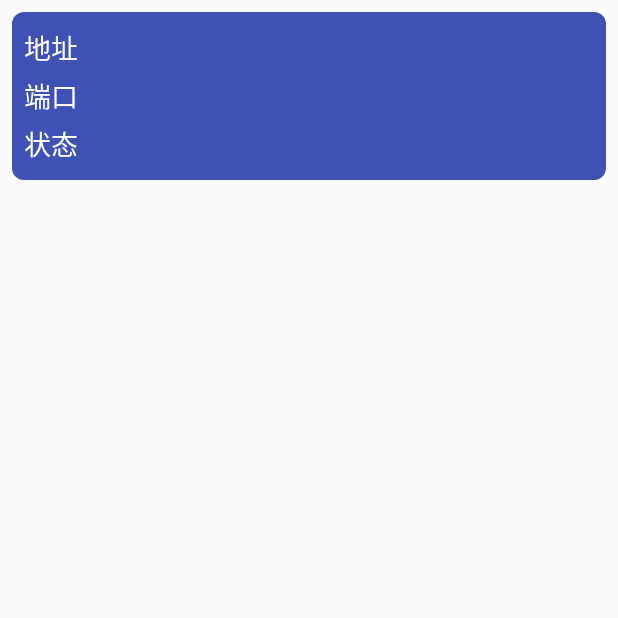
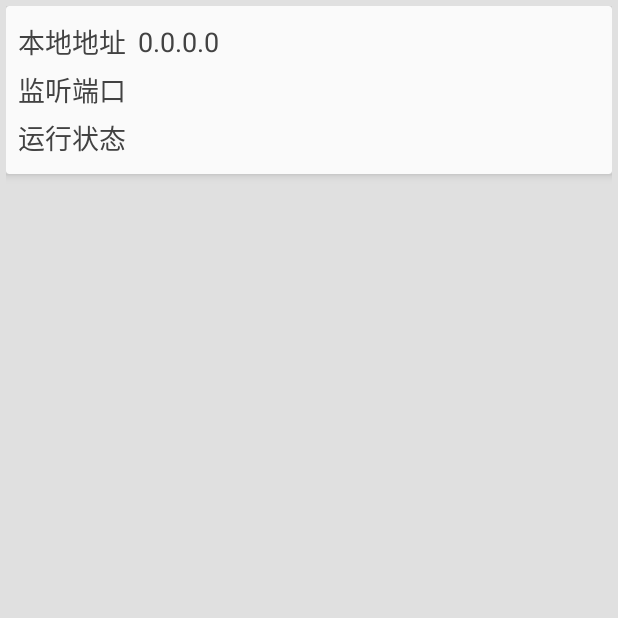
Before and after one commit to galaxy-captain/AndroidServer, an Android app: the screen it shows after launch (MainActivity), on a phone screen of 412 x 824 dp, the top half of it. Run offline under Robolectric (Android 15) with nearby library versions, the phone set to English and light mode, and no system bars; 2 statements that could not run were skipped.

Commit message:
优化页面

```diff
--- a/app/src/main/java/org/galaxy/microserver/server/MicroServer.java
+++ b/app/src/main/java/org/galaxy/microserver/server/MicroServer.java
@@ -170,6 +170,9 @@ public class MicroServer {
             // 判断连接是否正常
             if (socket != null && socket.isConnected()) {
 
+                socket.setKeepAlive(true);
+                socket.setOOBInline(false);
+
                 // 客户端 - 名字
                 String name = socket.getInetAddress().getHostName();
                 // 客户端 - IP地址
--- a/app/src/main/java/org/galaxy/microserver/ui/ConnectionGridAdapter.java
+++ b/app/src/main/java/org/galaxy/microserver/ui/ConnectionGridAdapter.java
@@ -53,6 +53,8 @@ public class ConnectionGridAdapter extends BaseAdapter {
             convertView = LayoutInflater.from(mContext).inflate(R.layout.item_connection, parent, false);
 
             holder.nameTv = (TextView) convertView.findViewById(R.id.item_connection_name_tv);
+            holder.ipTv = (TextView) convertView.findViewById(R.id.item_connection_ip_tv);
+            holder.portTv = (TextView) convertView.findViewById(R.id.item_connection_port_tv);
 
             convertView.setTag(holder);
         } else {
@@ -62,6 +64,8 @@ public class ConnectionGridAdapter extends BaseAdapter {
         MicroConnection connection = list.get(position);
 
         holder.nameTv.setText(connection.getName());
+        holder.ipTv.setText(connection.getIP());
+        holder.portTv.setText(String.valueOf(connection.getPort()));
 
         return convertView;
     }
@@ -89,6 +93,8 @@ public class ConnectionGridAdapter extends BaseAdapter {
 
     class Holder {
         TextView nameTv;
+        TextView ipTv;
+        TextView portTv;
     }
 
 }
--- a/app/src/main/java/org/galaxy/microserver/ui/MainActivity.java
+++ b/app/src/main/java/org/galaxy/microserver/ui/MainActivity.java
@@ -16,7 +16,7 @@ import org.galaxy.microserver.server.ServerState;
 import org.galaxy.microserver.server.callback.ConnectionListener;
 import org.galaxy.microserver.service.ServerService;
 import org.galaxy.microserver.service.ServerServiceConnection;
-import org.galaxy.microserver.service.manager.SocketManager;
+import org.galaxy.microserver.utils.NetworkUtils;
 
 /**
  * Created by OoO on 2017/1/21.
@@ -87,6 +87,8 @@ public class MainActivity extends AppCompatActivity {
         mAdapter = new ConnectionGridAdapter(this);
         vConnection.setAdapter(mAdapter);
 
+        vLocalAddress.setText(NetworkUtils.localAddress(this));
+
     }
 
     @Override
@@ -111,13 +113,13 @@ public class MainActivity extends AppCompatActivity {
         unbind();
     }
 
-    public void addListener(){
+    public void addListener() {
 
         try {
             mConnection.setConnectionListener(mListener);
         } catch (NullPointerException e) {
 
-            new Thread(){
+            new Thread() {
                 @Override
                 public void run() {
                     try {
@@ -145,7 +147,6 @@ public class MainActivity extends AppCompatActivity {
     private void refreshState(ServerState state) {
         vLocalAddress.setText(state.getLocalAddress());
         vPort.setText(state.getPort() + "");
-        vServerState.setText(state.isRunning() ? SUCCESS : CLOSE);
     }
 
 }
--- a/app/src/main/res/layout/activity_main.xml
+++ b/app/src/main/res/layout/activity_main.xml
@@ -1,14 +1,22 @@
 <?xml version="1.0" encoding="utf-8"?>
 <LinearLayout xmlns:android="http://schemas.android.com/apk/res/android"
+    xmlns:app="http://schemas.android.com/apk/res-auto"
     android:layout_width="match_parent"
     android:layout_height="match_parent"
+    android:background="@color/md_grey_300"
     android:orientation="vertical"
-    android:padding="8dp">
+    android:padding="4dp">
+
+    <android.support.v7.widget.CardView
+        android:layout_width="match_parent"
+        android:layout_height="wrap_content"
+        app:cardBackgroundColor="@color/md_grey_50"
+        app:cardCornerRadius="2dp"
+        app:cardElevation="4dp">
 
         <LinearLayout
             android:layout_width="match_parent"
             android:layout_height="wrap_content"
-        android:background="@drawable/radius_blue"
             android:orientation="vertical"
             android:padding="8dp">
 
@@ -19,22 +27,18 @@
                 android:orientation="horizontal">
 
                 <TextView
+                    style="@style/BlackTextStyle"
                     android:layout_width="wrap_content"
-                android:layout_height="match_parent"
-                android:gravity="center_vertical"
-                android:text="地址"
-                android:textColor="@color/md_white_1000"
-                android:textSize="18sp" />
+                    android:layout_height="wrap_content"
+                    android:text="本地地址" />
 
                 <TextView
                     android:id="@+id/serverInfo_localAddress_tv"
+                    style="@style/BlackTextStyle"
                     android:layout_width="match_parent"
-                android:layout_height="match_parent"
-                android:gravity="center_vertical"
+                    android:layout_height="wrap_content"
                     android:maxLines="1"
-                android:paddingLeft="8dp"
-                android:textColor="@color/md_white_1000"
-                android:textSize="18sp" />
+                    android:paddingLeft="8dp" />
 
             </LinearLayout>
 
@@ -45,22 +49,18 @@
                 android:orientation="horizontal">
 
                 <TextView
+                    style="@style/BlackTextStyle"
                     android:layout_width="wrap_content"
-                android:layout_height="match_parent"
-                android:gravity="center_vertical"
-                android:text="端口"
-                android:textColor="@color/md_white_1000"
-                android:textSize="18sp" />
+                    android:layout_height="wrap_content"
+                    android:text="监听端口" />
 
                 <TextView
                     android:id="@+id/serverInfo_port_tv"
+                    style="@style/BlackTextStyle"
                     android:layout_width="match_parent"
-                android:layout_height="match_parent"
-                android:gravity="center_vertical"
+                    android:layout_height="wrap_content"
                     android:maxLines="1"
-                android:paddingLeft="8dp"
-                android:textColor="@color/md_white_1000"
-                android:textSize="18sp" />
+                    android:paddingLeft="8dp" />
 
             </LinearLayout>
 
@@ -71,30 +71,32 @@
                 android:orientation="horizontal">
 
                 <TextView
+                    style="@style/BlackTextStyle"
                     android:layout_width="wrap_content"
-                android:layout_height="match_parent"
-                android:gravity="center_vertical"
-                android:text="状态"
-                android:textColor="@color/md_white_1000"
-                android:textSize="18sp" />
+                    android:layout_height="wrap_content"
+                    android:text="运行状态" />
 
                 <TextView
                     android:id="@+id/serverInfo_serverState_tv"
+                    style="@style/BlackTextStyle"
                     android:layout_width="match_parent"
-                android:layout_height="match_parent"
-                android:gravity="center_vertical"
+                    android:layout_height="wrap_content"
                     android:maxLines="1"
-                android:paddingLeft="8dp"
-                android:textColor="@color/md_white_1000"
-                android:textSize="18sp" />
+                    android:paddingLeft="8dp" />
 
             </LinearLayout>
+
         </LinearLayout>
+    </android.support.v7.widget.CardView>
 
     <GridView
         android:id="@+id/activity_main_connection_gv"
         android:layout_width="match_parent"
         android:layout_height="match_parent"
-        android:numColumns="auto_fit" />
+        android:layout_marginTop="8dp"
+        android:horizontalSpacing="8dp"
+        android:numColumns="auto_fit"
+        android:scrollbars="none"
+        android:verticalSpacing="8dp" />
 
 </LinearLayout>
--- a/app/src/main/res/values/styles.xml
+++ b/app/src/main/res/values/styles.xml
@@ -8,4 +8,16 @@
         <item name="colorAccent">@color/colorAccent</item>
     </style>
 
+    <style name="WhiteTextStyle">
+        <item name="android:textSize">18sp</item>
+        <item name="android:textColor">@color/md_white_1000</item>
+        <item name="android:gravity">center_vertical</item>
+    </style>
+
+    <style name="BlackTextStyle">
+        <item name="android:textSize">18sp</item>
+        <item name="android:textColor">@color/md_grey_800</item>
+        <item name="android:gravity">center_vertical</item>
+    </style>
+
 </resources>
```
Also changed, not shown: app/build.gradle (+7 -5 lines), app/src/main/java/org/galaxy/microserver/server/MicroConnection.java (+8 -0 lines), app/src/main/res/drawable/circle_green.xml (added, +8 -0 lines), app/src/main/res/layout/item_connection.xml (+48 -7 lines). Lines whose indentation alone changed are shown as unchanged.
